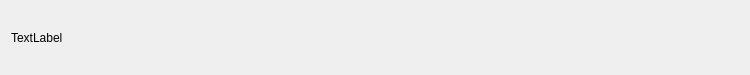
The window that Graffik/gui/film/MotionArea/motionbase.ui (DynamicPerception/Graffik_Legacy) describes before a commit, drawn with Qt 5.
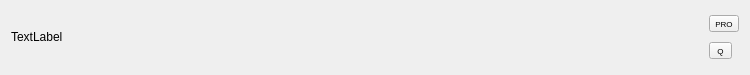
The same window after the commit.

Commit message: * Working graphing of moves, made more efficient through scaling * Added button to switch between proportional/relative speed display * Added button to switch between easing algorithm

Diff of the .ui file:
```diff
--- a/Graffik/gui/film/MotionArea/motionbase.ui
+++ b/Graffik/gui/film/MotionArea/motionbase.ui
@@ -21,11 +21,55 @@
   </property>
   <layout class="QHBoxLayout" name="horizontalLayout">
    <item>
-    <widget class="QLabel" name="label">
-     <property name="text">
-      <string>TextLabel</string>
-     </property>
-    </widget>
+    <layout class="QGridLayout" name="gridLayout">
+     <item row="0" column="1">
+      <widget class="QToolButton" name="scaleButton">
+       <property name="font">
+        <font>
+         <pointsize>6</pointsize>
+        </font>
+       </property>
+       <property name="text">
+        <string>PRO</string>
+       </property>
+      </widget>
+     </item>
+     <item row="0" column="0" rowspan="2">
+      <widget class="QLabel" name="nameLabel">
+       <property name="text">
+        <string>TextLabel</string>
+       </property>
+      </widget>
+     </item>
+     <item row="1" column="1">
+      <widget class="QToolButton" name="easeButton">
+       <property name="font">
+        <font>
+         <pointsize>6</pointsize>
+        </font>
+       </property>
+       <property name="text">
+        <string> Q </string>
+       </property>
+      </widget>
+     </item>
+     <item row="2" column="0" colspan="2">
+      <spacer name="horizontalSpacer">
+       <property name="orientation">
+        <enum>Qt::Horizontal</enum>
+       </property>
+       <property name="sizeType">
+        <enum>QSizePolicy::Fixed</enum>
+       </property>
+       <property name="sizeHint" stdset="0">
+        <size>
+         <width>50</width>
+         <height>1</height>
+        </size>
+       </property>
+      </spacer>
+     </item>
+    </layout>
    </item>
   </layout>
  </widget>
```
The commit also changes 10 other files.
